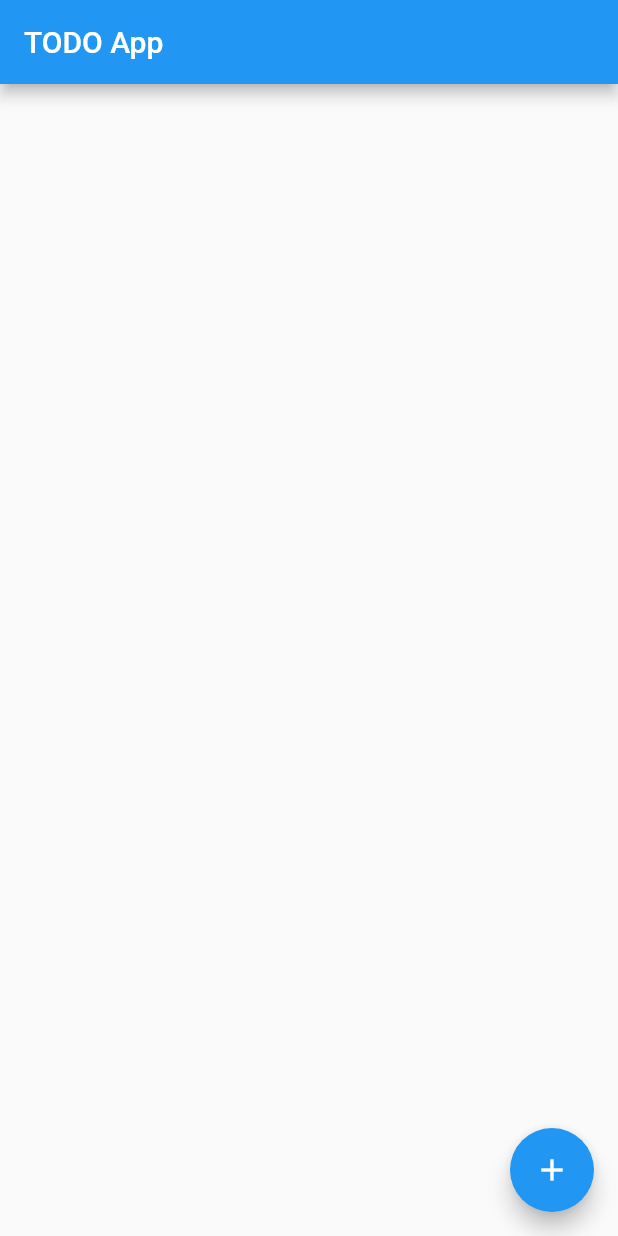
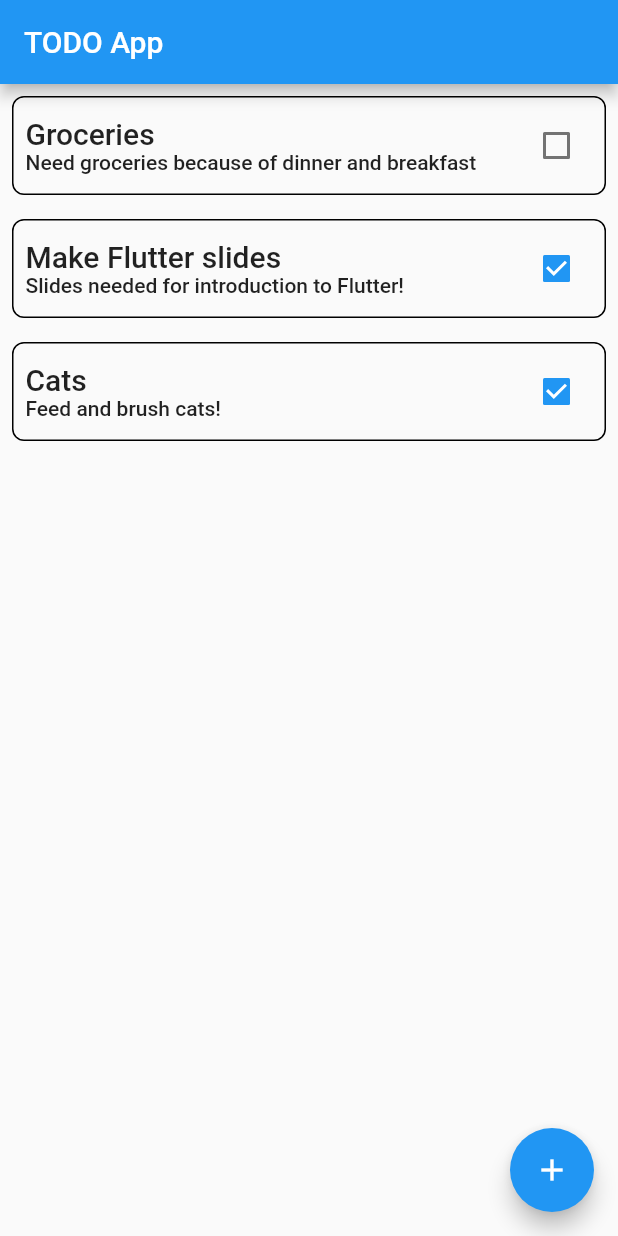
Before and after one commit to ErikHellman/FlutterTodoDemo, a Flutter app: the screen it shows after launch, on a phone screen of 412 x 824 dp. Run offline on Flutter 3.47's test engine with Material 2 defaults, Android fonts, the phone set to English and light mode, and no system bars.

Commit message:
Demo branch

```diff
--- a/lib/todo_home_widget.dart
+++ b/lib/todo_home_widget.dart
@@ -26,8 +26,10 @@ class _TodoHomeState extends State<TodoHome> {
       body: Center(
         child: Container(
           child: ListView(
-            children:
-                _todoModel.items.map((item) => TodoListItem(item)).toList(),
+            children: _todoModel.items
+                .sortAndReturn((a, b) => a.compare(b))
+                .map((item) => TodoListItem(item))
+                .toList(),
           ),
         ),
       ),
@@ -39,10 +41,8 @@ class _TodoHomeState extends State<TodoHome> {
     );
   }
 
-  void _addItem() {
-    Navigator.pushNamed(context, '/details',
-        arguments: TodoItem(null, null, false));
-  }
+//  Typing something!
+  void _addItem() {}
 }
 
 class TodoListItem extends StatelessWidget {
@@ -52,15 +52,16 @@ class TodoListItem extends StatelessWidget {
 
   @override
   Widget build(BuildContext context) {
+    var textTheme = Theme.of(context).textTheme;
     return Padding(
       padding: const EdgeInsets.all(8.0),
       child: Container(
+        decoration: BoxDecoration(
+            border: Border.all(color: Colors.black),
+            borderRadius: BorderRadius.all(Radius.circular(8.0))),
         width: double.infinity,
-        child: GestureDetector(
-          onTap: () {
-            print('Tap on $item');
-            Navigator.pushNamed(context, '/details', arguments: item);
-          },
+        child: Padding(
+          padding: const EdgeInsets.all(8.0),
           child: Row(
             children: <Widget>[
               Expanded(
@@ -69,14 +70,12 @@ class TodoListItem extends StatelessWidget {
                   children: <Widget>[
                     Text(
                       item.title,
-                      style: Theme.of(context).textTheme.headline6,
-                      textAlign: TextAlign.start,
+                      style: textTheme.headline6,
                     ),
                     Text(
                       item.description,
-                      style: Theme.of(context).textTheme.bodyText1,
-                      textAlign: TextAlign.start,
-                    ),
+                      style: textTheme.bodyText1,
+                    )
                   ],
                 ),
               ),
@@ -94,3 +93,11 @@ class TodoListItem extends StatelessWidget {
     );
   }
 }
+
+extension SortExtension<T> on List<T> {
+  List<T> sortAndReturn(int Function(T a, T b) compare) {
+    var sortedList = List<T>.from(this).toList();
+    sortedList.sort(compare);
+    return List.unmodifiable(sortedList);
+  }
+}
--- a/lib/todo_item.dart
+++ b/lib/todo_item.dart
@@ -34,4 +34,11 @@ class TodoItem {
   @override
   int get hashCode =>
       title.hashCode ^ description.hashCode ^ created.hashCode ^ done.hashCode;
+
+  int compare(TodoItem other) {
+    var a = this.done ? 1 : 0;
+    var b = other.done ? 1 : 0;
+
+    return a - b;
   }
+}
--- a/lib/todo_model.dart
+++ b/lib/todo_model.dart
@@ -2,7 +2,11 @@ import 'package:flutter/material.dart';
 import 'package:todo_app/todo_item.dart';
 
 class TodoModel with ChangeNotifier {
-  final List<TodoItem> _items = [];
+  final List<TodoItem> _items = [
+    TodoItem('Make Flutter slides', 'Slides needed for introduction to Flutter!', true),
+    TodoItem('Groceries', 'Need groceries because of dinner and breakfast', false),
+    TodoItem('Cats', 'Feed and brush cats!', true),
+  ];
   List<TodoItem> get items => List.unmodifiable(_items);
 
   void addOrUpdate(TodoItem item) {
--- a/pubspec.yaml
+++ b/pubspec.yaml
@@ -14,7 +14,7 @@ description: A TODO app in Flutter
 version: 1.0.0+1
 
 environment:
-  sdk: ">=2.1.0 <3.0.0"
+  sdk: ">=2.7.0 <3.0.0"
 
 dependencies:
   flutter:
```
Also changed, not shown: lib/todo_item_widget.dart (+6 -35 lines), pubspec.lock. Lines whose indentation alone changed are shown as unchanged.
